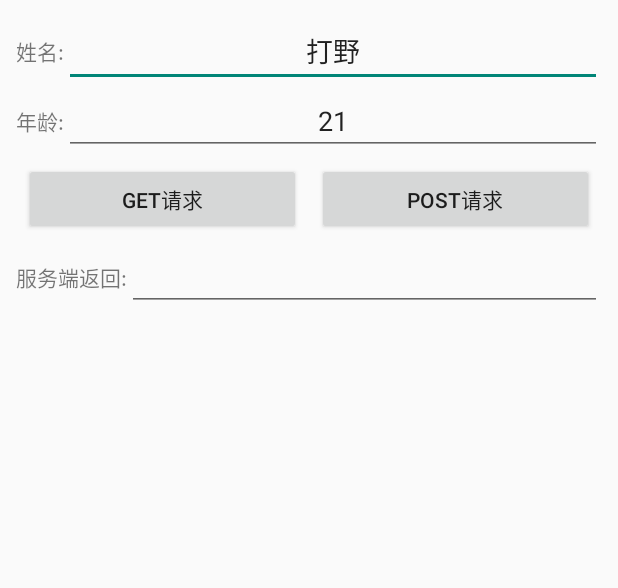
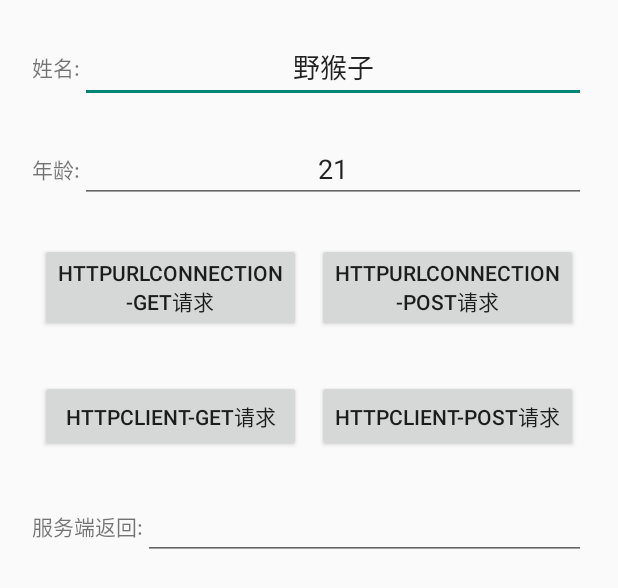
Before and after one commit to yangshangwei/AndroidTourist, an Android app: the layout activity_login.xml on its own in the app's theme, with its tools: preview values and no code run, on a phone screen of 412 x 824 dp. Shown: the top 588 px of the screen. Run offline under Robolectric (Android 15) with nearby library versions, the phone set to English and light mode, and no system bars.

Commit message:
增加了通过HttpClient分别调用Get和Post请求的示例，Post提交时的中文乱码的处理。

```diff
--- a/androidbase/build.gradle
+++ b/androidbase/build.gradle
@@ -3,8 +3,12 @@ apply plugin: 'android-apt'
 def AAVersion = '3.3.2'
 
 android {
+
+    useLibrary 'org.apache.http.legacy'
+
     compileSdkVersion 23
     buildToolsVersion "22.0.1"
+
 
     defaultConfig {
         applicationId "com.turing.base"
@@ -28,6 +32,7 @@ dependencies {
 
     apt "org.androidannotations:androidannotations:$AAVersion"
     compile "org.androidannotations:androidannotations-api:$AAVersion"
+
 }
 
 apt {
--- a/androidbase/src/main/res/layout/activity_login.xml
+++ b/androidbase/src/main/res/layout/activity_login.xml
@@ -10,6 +10,8 @@
         android:layout_width="match_parent"
         android:layout_height="wrap_content"
         android:gravity="center"
+        android:layout_margin="5dp"
+        android:padding="5dp"
         android:orientation="horizontal">
 
         <TextView
@@ -32,6 +34,8 @@
         android:layout_width="match_parent"
         android:layout_height="wrap_content"
         android:gravity="center"
+        android:layout_margin="5dp"
+        android:padding="5dp"
         android:orientation="horizontal">
 
         <TextView
@@ -51,7 +55,9 @@
 
     <LinearLayout
         android:layout_width="match_parent"
-        android:layout_height="wrap_content">
+        android:layout_height="wrap_content"
+        android:layout_margin="5dp"
+        android:padding="5dp">
     <Button
         android:id="@+id/id_btn_get_submit"
         android:layout_width="0dp"
@@ -73,7 +79,32 @@
     <LinearLayout
         android:layout_width="match_parent"
         android:layout_height="wrap_content"
+        android:layout_margin="5dp"
+        android:padding="5dp">
+        <Button
+            android:id="@+id/id_btn_httpClient_get_submit"
+            android:layout_width="0dp"
+            android:layout_height="wrap_content"
+            android:layout_weight="1"
+            android:layout_margin="5dp"
+            android:text="@string/hc_get" />
+
+        <Button
+            android:id="@+id/id_btn_httpClient_post_submit"
+            android:layout_width="0dp"
+            android:layout_height="wrap_content"
+            android:layout_weight="1"
+            android:layout_margin="5dp"
+            android:text="@string/hc_post" />
+
+    </LinearLayout>
+
+    <LinearLayout
+        android:layout_width="match_parent"
+        android:layout_height="wrap_content"
         android:gravity="center"
+        android:layout_margin="5dp"
+        android:padding="5dp"
         android:orientation="horizontal">
 
         <TextView
--- a/androidbase/src/main/res/values/strings.xml
+++ b/androidbase/src/main/res/values/strings.xml
@@ -6,13 +6,15 @@
     <string name="menu_list">目录列表</string>
     <string name="loadWeb">HttpUrlConnection加载网页</string>
     <string name="loadPic">HttpUrlConnection加载网络图片</string>
-    <string name="getMethod">HttpUrlConnection-Get请求</string>
-    <string name="postMethod">HttpUrlConnection-Post请求</string>
+    <string name="GetAndPostMethod">HttpUrlConnection-Get/Post请求</string>
     <string name="name">姓名:</string>
-    <string name="hintName">打野</string>
+    <string name="hintName">野猴子</string>
     <string name="age">年龄:</string>
     <string name="hintAge">21</string>
-    <string name="get_submit">GET请求</string>
-    <string name="post_submit">POST请求</string>
+    <string name="get_submit">HttpUrlConnection-GET请求</string>
+    <string name="post_submit">HttpUrlConnection-POST请求</string>
     <string name="response">服务端返回:</string>
+    <string name="GetAndPostMethodHttpClient">HttpClient-Get/Post请求</string>
+    <string name="hc_get">HttpClient-Get请求</string>
+    <string name="hc_post">HttpClient-Post请求</string>
 </resources>
```
Also changed, not shown: androidbase/src/main/java/com/turing/base/activity/HttpActivity.java (+11 -12 lines), androidbase/src/main/java/com/turing/base/activity/LoginActivity.java (+41 -5 lines), androidbase/src/main/java/com/turing/base/http/HttpClientThread_Get.java (added, +75 -0 lines), androidbase/src/main/java/com/turing/base/http/HttpClientThread_Post.java (added, +93 -0 lines), androidbase/src/main/res/layout/activity_http.xml (+4 -4 lines), 1 other file.
